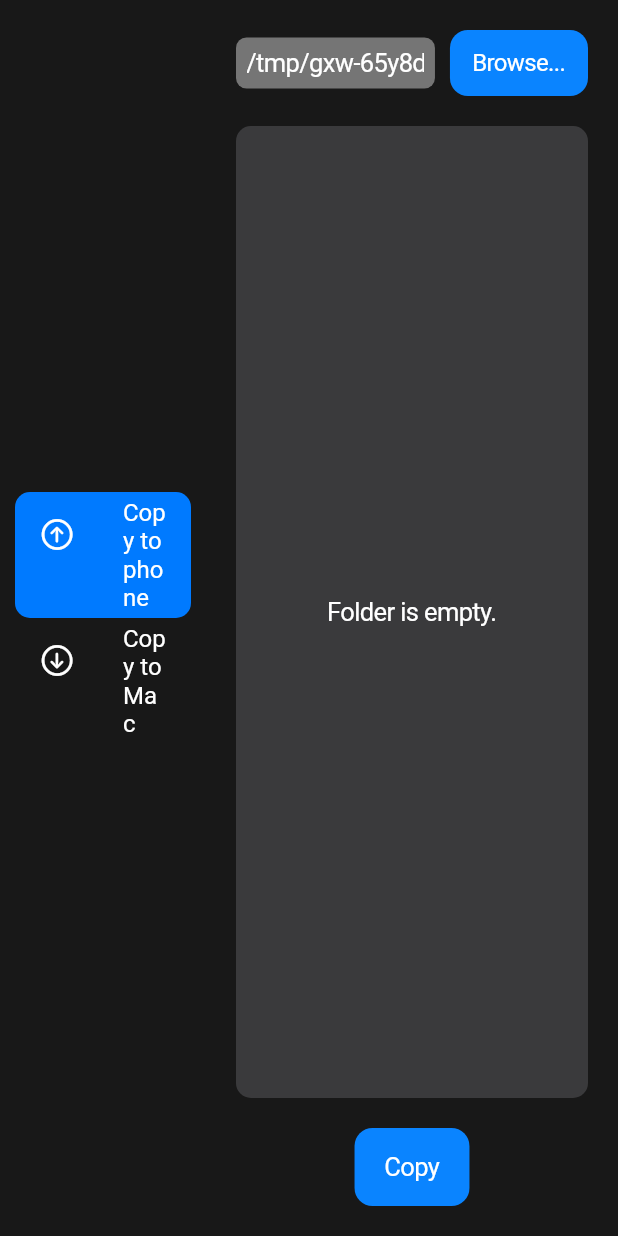
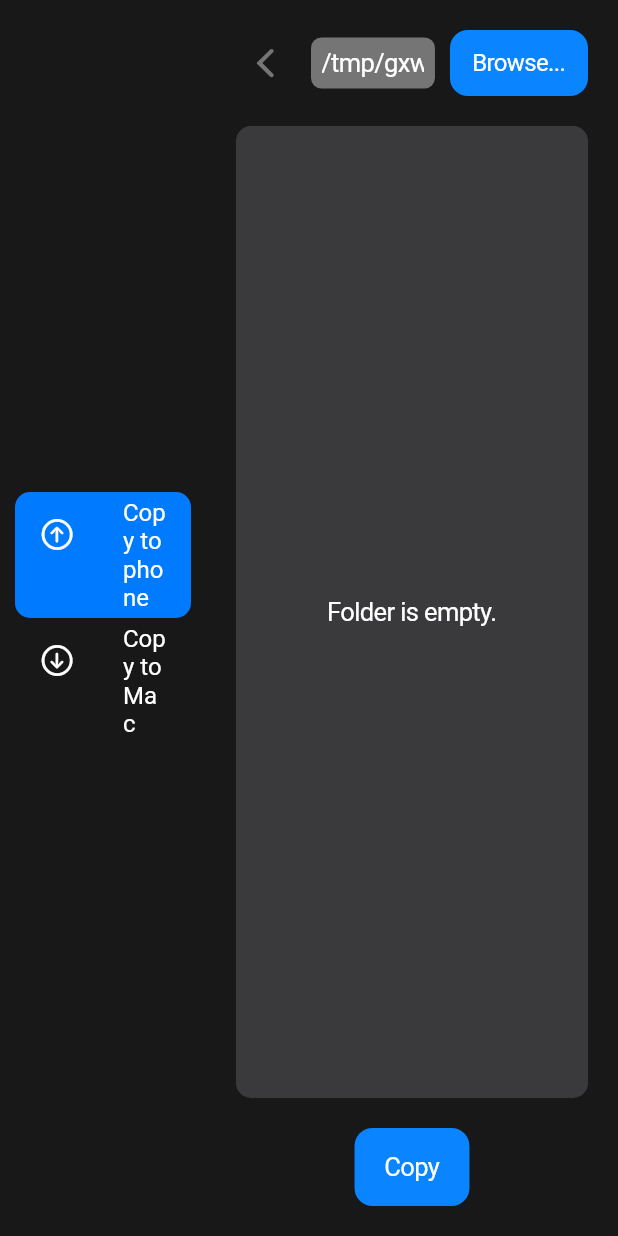
Before and after one commit to FLopriore/foldie, a Flutter app: the TransferPage screen opened directly, on a phone screen of 412 x 824 dp. Run offline on Flutter 3.47's test engine with Material 2 defaults, Android fonts, the phone set to English and light mode, and no system bars; missing offline and left inert: file_selector.

Commit message:
Add button to go back to the list of devices

```diff
--- a/lib/widgets/mac_file_picker.dart
+++ b/lib/widgets/mac_file_picker.dart
@@ -34,6 +34,9 @@ class _MacFilePickerState extends State<MacFilePicker> {
     var appState = context.watch<DevicesState>();
     return Row(
       children: [
+        const CupertinoNavigationBarBackButton(
+          color: CupertinoColors.inactiveGray,
+        ),
          Expanded(
           flex: 10,
           child: CupertinoTextField(
```
